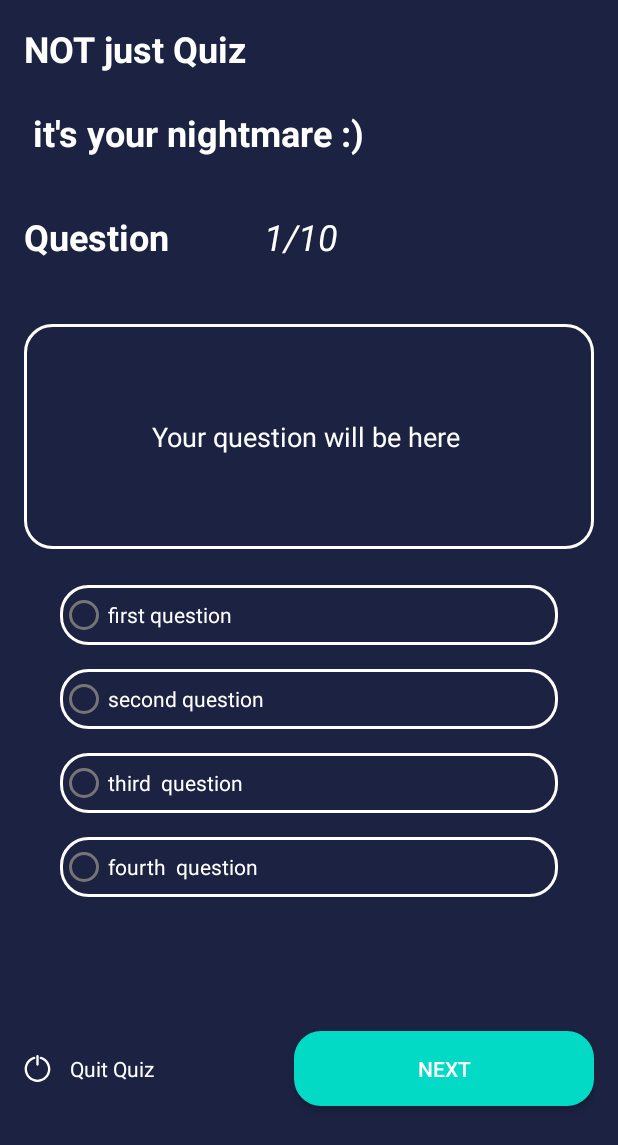
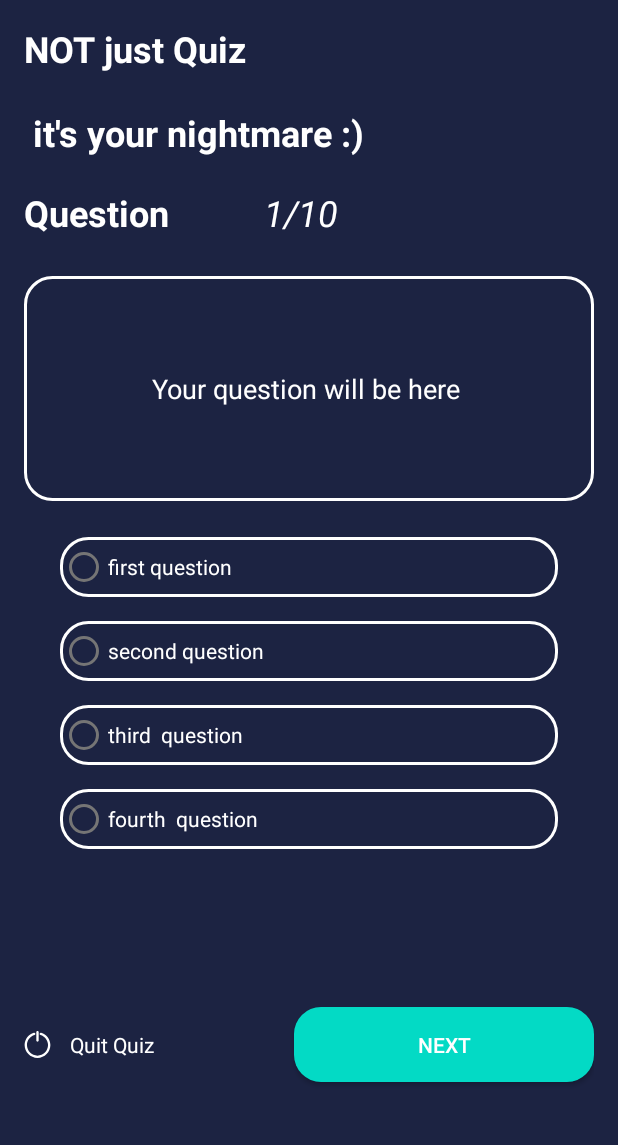
Before and after one commit to juck0/Trivia_Game, an Android app: the layout fragment_home.xml on its own in the app's theme, with its tools: preview values and no code run, on a phone screen of 412 x 824 dp. Shown: the top 1145 px of the screen. Run offline under Robolectric (Android 15) with nearby library versions, the phone set to English and light mode, and no system bars.

Commit message:
remove action bar

```diff
--- a/app/src/main/java/com/example/triviagame/MainActivity.kt
+++ b/app/src/main/java/com/example/triviagame/MainActivity.kt
@@ -1,7 +1,6 @@
 package com.example.triviagame
 import androidx.appcompat.app.AppCompatActivity
 import android.os.Bundle
-import com.example.triviagame.R
 import com.example.triviagame.databinding.ActivityMainBinding
 import com.example.triviagame.ui.HomeFragment
 
--- a/app/src/main/java/com/example/triviagame/ui/ResultFragment.kt
+++ b/app/src/main/java/com/example/triviagame/ui/ResultFragment.kt
@@ -38,9 +38,6 @@ class ResultFragment: BaseFragment<FragmentResultBinding>() {
             .addToBackStack(null)
             .commit()
     }
-
-
-
     override fun addCallBack() {
     }
 }
--- a/app/src/main/res/layout/fragment_home.xml
+++ b/app/src/main/res/layout/fragment_home.xml
@@ -45,20 +45,20 @@
         app:layout_constraintEnd_toEndOf="parent"
         app:layout_constraintTop_toTopOf="@+id/text_question" />
 
+
     <TextView
         android:id="@+id/text_question_description"
         android:layout_width="match_parent"
         android:layout_height="150dp"
-        android:layout_marginTop="200dp"
+        android:layout_marginTop="168dp"
+        android:background="@drawable/shape_choice"
+        android:gravity="center"
         android:text="Your question will be here "
         android:textColor="@color/white"
-        android:background="@drawable/shape_choice"
-        android:gravity="center"
         android:textSize="18sp"
         app:layout_constraintEnd_toEndOf="parent"
         app:layout_constraintStart_toStartOf="parent"
         app:layout_constraintTop_toTopOf="parent" />
-
 
     <RadioGroup
         android:id="@+id/radioGroup"
--- a/app/src/main/res/values/themes.xml
+++ b/app/src/main/res/values/themes.xml
@@ -1,10 +1,10 @@
 <resources xmlns:tools="http://schemas.android.com/tools">
     <!-- Base application theme. -->
-    <style name="Theme.TriviaGame" parent="Theme.MaterialComponents.DayNight.DarkActionBar">
+    <style name="Theme.TriviaGame" parent="Theme.MaterialComponents.DayNight.NoActionBar">
         <!-- Primary brand color. -->
         <item name="colorPrimary">@color/purple_500</item>
-        <item name="colorPrimaryVariant">@color/purple_700</item>
-        <item name="colorOnPrimary">@color/white</item>
+        <item name="colorPrimaryVariant">@color/teal_200</item>
+        <item name="colorOnPrimary">@color/teal_200</item>
         <!-- Secondary brand color. -->
         <item name="colorSecondary">@color/teal_200</item>
         <item name="colorSecondaryVariant">@color/teal_700</item>
```
